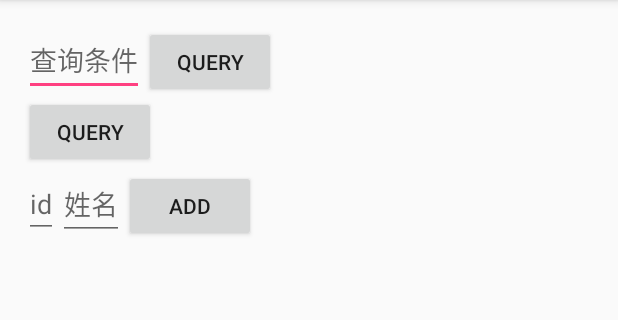
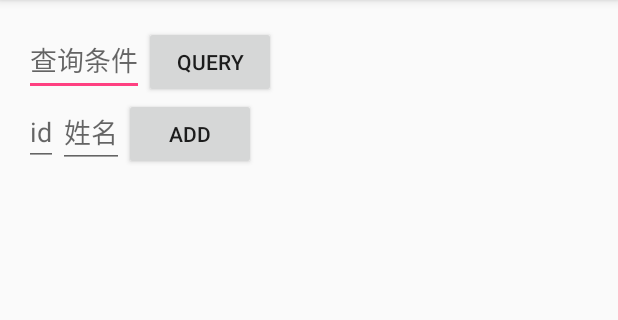
Before and after one commit to gitforwfy/Wlib, an Android app: the DBActivity screen opened directly, with no data from a screen before it, on a phone screen of 412 x 824 dp, the part 84-404 px from its top. Run offline under Robolectric (Android 15) with nearby library versions, the phone set to English and light mode, and no system bars; libraries missing offline, so code that uses them is left out: com.j256.ormlite.

Commit message:
Signed-off-by: fengyuan <446950883@qq.com>

```diff
--- a/app/src/main/res/layout/activity_db.xml
+++ b/app/src/main/res/layout/activity_db.xml
@@ -28,12 +28,6 @@
             android:onClick="query"
             />
     </LinearLayout>
-    <Button
-        android:layout_width="wrap_content"
-        android:layout_height="wrap_content"
-        android:text="query"
-        android:onClick="query"
-        />
     <LinearLayout
         android:layout_width="match_parent"
         android:layout_height="wrap_content"
```
Also changed, not shown: app/src/main/java/com/wfy/test/activity/DBActivity.java (+9 -6 lines), app/src/main/java/com/wfy/test/bean/Worker.java (+16 -0 lines).
